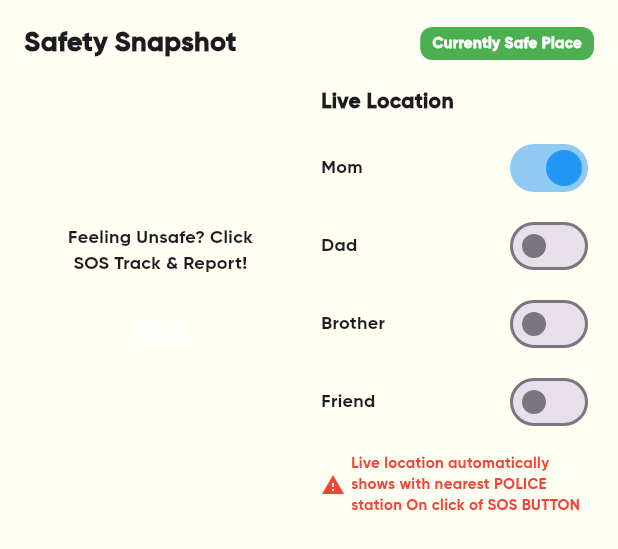
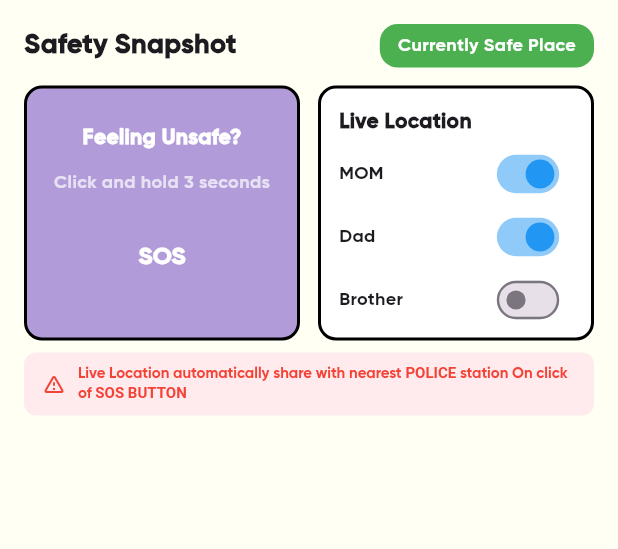
Before and after one commit to Quasar-025/SoloMate-frontend, a Flutter app: the SafetySnapshotCard widget shown alone on an empty page, opened directly, on a phone screen of 412 x 824 dp. Shown: the top 549 px of the screen. Run offline on Flutter 3.47's test engine with Material 3 defaults, Android fonts, the light colour scheme and no system bars; our stand-ins replace flutter_dotenv, geocoding, geolocator, google_sign_in, shared_preferences; missing offline and left inert: neubrutalism_ui; accounts and stored records are empty.

Commit message:
fixed the safety snapshot widget on the homepage

```diff
--- a/lib/widgets/home/safety_snapshot_card.dart
+++ b/lib/widgets/home/safety_snapshot_card.dart
@@ -7,7 +7,7 @@ class SafetySnapshotCard extends StatelessWidget {
   @override
   Widget build(BuildContext context) {
     return NeuContainer(
-      color: const Color(0xFFE0E0FF),
+      color: const Color(0xFFE3DFFF),
       borderColor: Colors.black,
       borderWidth: 3,
       borderRadius: BorderRadius.circular(16),
@@ -28,39 +28,58 @@ class SafetySnapshotCard extends StatelessWidget {
                   ),
                 ),
                 Container(
-                  padding: const EdgeInsets.symmetric(horizontal: 8, vertical: 4),
+                  padding: const EdgeInsets.symmetric(horizontal: 12, vertical: 6),
                   decoration: BoxDecoration(
                     color: Colors.green,
-                    borderRadius: BorderRadius.circular(8),
+                    borderRadius: BorderRadius.circular(12),
                   ),
                   child: const Text(
                     'Currently Safe Place',
                     style: TextStyle(
                       color: Colors.white,
-                      fontSize: 10,
-                      fontWeight: FontWeight.w700,
+                      fontSize: 12,
+                      fontWeight: FontWeight.w500,
                       fontFamily: 'gilroy',
                     ),
                   ),
                 ),
               ],
             ),
-            const SizedBox(height: 16),
-            Row(
+            const SizedBox(height: 12),
+            SizedBox(
+              height: 170,
+              child: Row(
                 children: [
+                  // Left side with SOS
                   Expanded(
+                    child: Container(
+                      padding: const EdgeInsets.all(12),
+                      decoration: BoxDecoration(
+                        color: const Color(0xFFB19CD9),
+                        borderRadius: BorderRadius.circular(12),
+                        border: Border.all(color: Colors.black, width: 2),
+                      ),
                       child: Column(
+                        mainAxisAlignment: MainAxisAlignment.spaceEvenly,
                         children: [
                           const Text(
-                        'Feeling Unsafe? Click\nSOS Track & Report!',
-                        textAlign: TextAlign.center,
+                            'Feeling Unsafe?',
+                            style: TextStyle(
+                              fontSize: 14,
+                              fontWeight: FontWeight.w600,
+                              fontFamily: 'gilroy',
+                              color: Colors.white,
+                            ),
+                          ),
+                          const Text(
+                            'Click and hold 3 seconds',
                             style: TextStyle(
                               fontSize: 12,
+                              color: Colors.white70,
                               fontFamily: 'gilroy',
-                          fontWeight: FontWeight.w300,
                             ),
                           ),
-                      const SizedBox(height: 8),
+                          // Keep existing SOS button
                           NeuContainer(
                             color: Colors.red,
                             borderColor: Colors.black,
@@ -87,8 +106,17 @@ class SafetySnapshotCard extends StatelessWidget {
                         ],
                       ),
                     ),
-                const SizedBox(width: 16),
+                  ),
+                  const SizedBox(width: 12),
+                  // Right side with Live Location
                   Expanded(
+                    child: Container(
+                      padding: const EdgeInsets.all(12),
+                      decoration: BoxDecoration(
+                        color: Colors.white,
+                        borderRadius: BorderRadius.circular(12),
+                        border: Border.all(color: Colors.black, width: 2),
+                      ),
                       child: Column(
                         crossAxisAlignment: CrossAxisAlignment.start,
                         children: [
@@ -96,37 +124,68 @@ class SafetySnapshotCard extends StatelessWidget {
                             'Live Location',
                             style: TextStyle(
                               fontSize: 14,
-                          fontWeight: FontWeight.w700,
+                              fontWeight: FontWeight.w600,
                               fontFamily: 'gilroy',
                             ),
                           ),
-                      const SizedBox(height: 8),
-                      _buildLocationToggle('Mom', true),
-                      _buildLocationToggle('Dad', false),
+                          const SizedBox(height: 4),
+                          Expanded(
+                            child: ListView(
+                              padding: EdgeInsets.zero,
+                              children: [
+                                _buildLocationToggle('MOM', true),
+                                _buildLocationToggle('Dad', true),
                                 _buildLocationToggle('Brother', false),
                                 _buildLocationToggle('Friend', false),
-                      const SizedBox(height: 8),
-                      const Row(
-                        children: [
-                          Icon(Icons.warning, color: Colors.red, size: 16),
-                          SizedBox(width: 4),
-                          Expanded(
-                            child: Text(
-                              'Live location automatically shows with nearest POLICE station On click of SOS BUTTON',
-                              style: TextStyle(
-                                fontSize: 10,
-                                color: Colors.red,
-                                fontFamily: 'gilroy',
-                                fontWeight: FontWeight.w300,
+                              ],
+                            ),
+                          ),
+                        ],
                       ),
                     ),
                   ),
                 ],
               ),
+            ),
+            const SizedBox(height: 8),
+            // Warning text at bottom
+            Container(
+              width: double.infinity,
+              padding: const EdgeInsets.symmetric(vertical: 8, horizontal: 12),
+              decoration: BoxDecoration(
+                color: Colors.red[50],
+                borderRadius: BorderRadius.circular(8),
+              ),
+              child: Row(
+                children: [
+                  const Icon(Icons.warning_amber_rounded, color: Colors.red, size: 16),
+                  const SizedBox(width: 8),
+                  Expanded(
+                    child: RichText(
+                      text: const TextSpan(
+                        style: TextStyle(
+                          fontSize: 10,
+                          color: Colors.red,
+                          fontFamily: 'gilroy',
+                          fontWeight: FontWeight.w400,
+                        ),
+                        children: [
+                          TextSpan(text: 'Live Location automatically share with nearest '),
+                          TextSpan(
+                            text: 'POLICE',
+                            style: TextStyle(fontWeight: FontWeight.w700),
+                          ),
+                          TextSpan(text: ' station On click of '),
+                          TextSpan(
+                            text: 'SOS BUTTON',
+                            style: TextStyle(fontWeight: FontWeight.w700),
+                          ),
                         ],
                       ),
                     ),
+                  ),
                 ],
+              ),
             ),
           ],
         ),
@@ -136,7 +195,7 @@ class SafetySnapshotCard extends StatelessWidget {
 
   Widget _buildLocationToggle(String name, bool isEnabled) {
     return Padding(
-      padding: const EdgeInsets.symmetric(vertical: 2),
+      padding: const EdgeInsets.symmetric(vertical: 1),
       child: Row(
         mainAxisAlignment: MainAxisAlignment.spaceBetween,
         children: [
@@ -145,13 +204,17 @@ class SafetySnapshotCard extends StatelessWidget {
             style: const TextStyle(
               fontSize: 12,
               fontFamily: 'gilroy',
-              fontWeight: FontWeight.w300,
+              fontWeight: FontWeight.w500,
             ),
           ),
-          Switch(
+          Transform.scale(
+            scale: 0.8,
+            child: Switch.adaptive(
               value: isEnabled,
               onChanged: (value) {},
               activeColor: Colors.blue,
+              materialTapTargetSize: MaterialTapTargetSize.shrinkWrap,
+            ),
           ),
         ],
       ),
```
Lines whose indentation alone changed are shown as unchanged.
